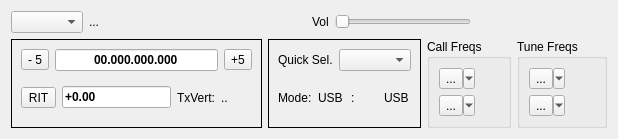
Qt form mqt/MqtLogger/rigcontrolframe.ui (Rsclub22/Minos2-Mirror) before a commit.
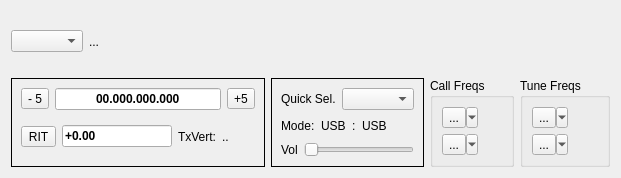
The same form after that commit. Custom widgets are drawn as their Qt base class.

Diff of the .ui file:
```diff
--- a/mqt/MqtLogger/rigcontrolframe.ui
+++ b/mqt/MqtLogger/rigcontrolframe.ui
@@ -6,8 +6,8 @@
    <rect>
     <x>0</x>
     <y>0</y>
-    <width>618</width>
-    <height>136</height>
+    <width>621</width>
+    <height>178</height>
    </rect>
   </property>
   <property name="windowTitle">
@@ -56,37 +56,6 @@
        </item>
       </layout>
      </item>
-     <item>
-      <layout class="QHBoxLayout" name="horizontalLayout_7">
-       <item>
-        <widget class="QLabel" name="label">
-         <property name="text">
-          <string>Vol</string>
-         </property>
-        </widget>
-       </item>
-       <item>
-        <widget class="QSlider" name="horizontalSlider">
-         <property name="orientation">
-          <enum>Qt::Horizontal</enum>
-         </property>
-        </widget>
-       </item>
-       <item>
-        <spacer name="horizontalSpacer">
-         <property name="orientation">
-          <enum>Qt::Horizontal</enum>
-         </property>
-         <property name="sizeHint" stdset="0">
-          <size>
-           <width>40</width>
-           <height>20</height>
-          </size>
-         </property>
-        </spacer>
-       </item>
-      </layout>
-     </item>
     </layout>
    </item>
    <item>
@@ -254,6 +223,37 @@
            <widget class="QLabel" name="mgmLbl">
             <property name="text">
              <string>USB</string>
+            </property>
+           </widget>
+          </item>
+          <item>
+           <spacer name="horizontalSpacer">
+            <property name="orientation">
+             <enum>Qt::Horizontal</enum>
+            </property>
+            <property name="sizeHint" stdset="0">
+             <size>
+              <width>40</width>
+              <height>20</height>
+             </size>
+            </property>
+           </spacer>
+          </item>
+         </layout>
+        </item>
+        <item>
+         <layout class="QHBoxLayout" name="horizontalLayout_7">
+          <item>
+           <widget class="QLabel" name="label">
+            <property name="text">
+             <string>Vol</string>
+            </property>
+           </widget>
+          </item>
+          <item>
+           <widget class="QSlider" name="horizontalSlider">
+            <property name="orientation">
+             <enum>Qt::Horizontal</enum>
             </property>
            </widget>
           </item>
```
